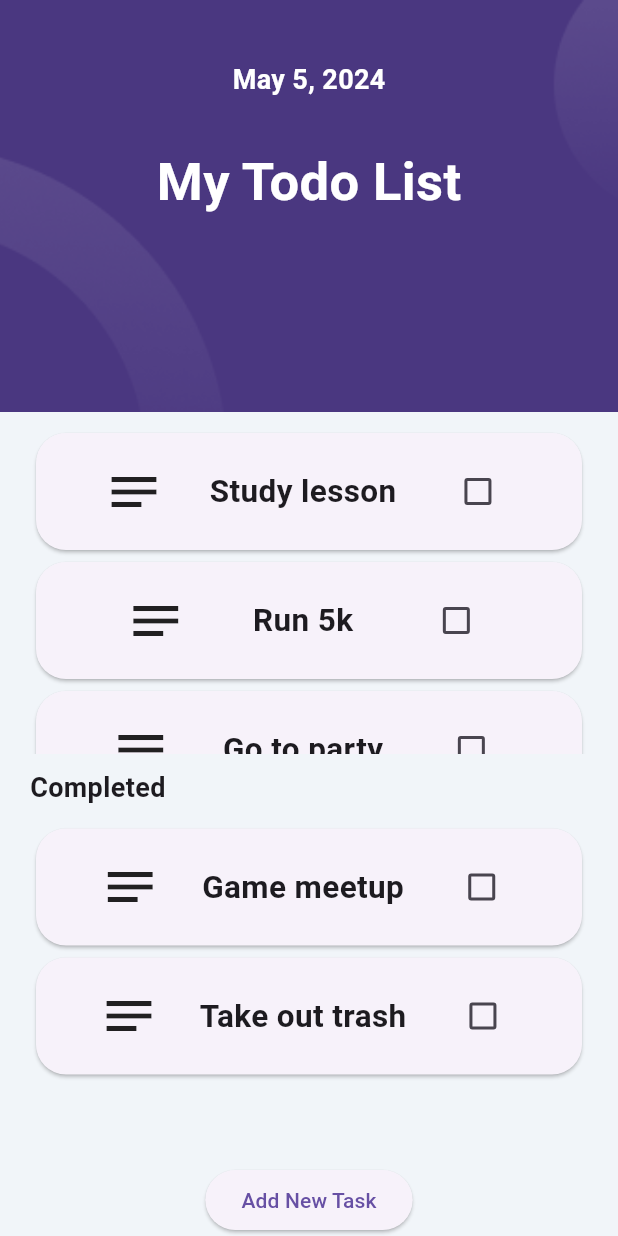
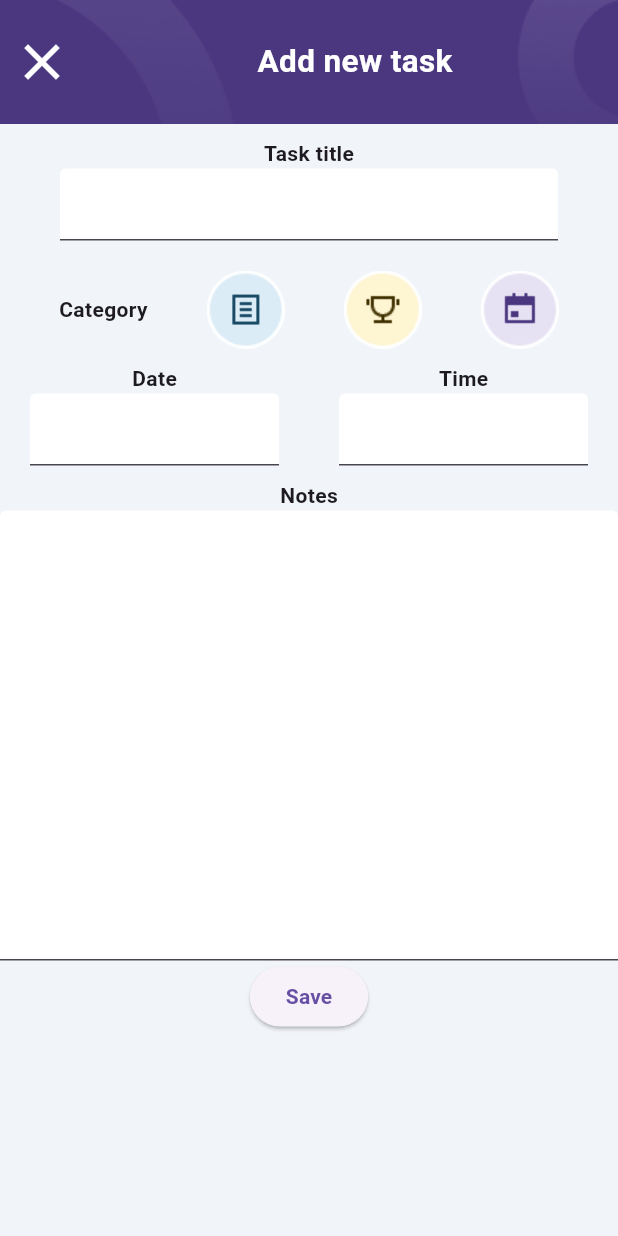
Before and after one commit to NurKole/Flutter_Todo_App, a Flutter app: the screen it shows after launch, after a tap on "Add New Task", on a phone screen of 412 x 824 dp. Run offline on Flutter 3.47's test engine with Material 3 defaults, Android fonts, the phone set to English and light mode, and no system bars; our stand-ins replace hexcolor.

Commit message:
navigation and add new task screesn design

```diff
--- a/lib/main.dart
+++ b/lib/main.dart
@@ -1,10 +1,5 @@
-import 'package:flutter/cupertino.dart';
 import 'package:flutter/material.dart';
-import 'package:flutter/rendering.dart';
-import 'package:flutter/widgets.dart';
-import 'package:hexcolor/hexcolor.dart';
-import 'package:todo_app/constants/color.dart';
-import 'package:todo_app/todoItem.dart';
+import 'package:todo_app/screens/home.dart';
 
 void main() {
   runApp(const MyApp());
@@ -17,105 +12,11 @@ class MyApp extends StatefulWidget {
   State<MyApp> createState() => _MyAppState();
 }
 
-List<String> todo = ["Study lesson", "Run 5k", "Go to party"];
-List<String> compeleted = ["Game meetup", "Take out trash"];
-
 class _MyAppState extends State<MyApp> {
   bool isChecked = false;
   @override
   Widget build(BuildContext context) {
-    double deviceWidth = MediaQuery.of(context).size.width;
-    double deviceHeight = MediaQuery.of(context).size.height;
-
-    return MaterialApp(
-      debugShowCheckedModeBanner: false,
-      home: SafeArea(
-        child: Scaffold(
-          backgroundColor: HexColor(backgroundColor),
-          body: Column(
-            children: [
-              //Header
-              Container(
-                width: deviceWidth,
-                height: deviceHeight / 3,
-                decoration: const BoxDecoration(
-                    image: DecorationImage(
-                        image: AssetImage("lib/assets/images/header.png"),
-                        fit: BoxFit.cover)),
-                child: const Column(
-                  children: [
-                    Padding(
-                      padding: EdgeInsets.only(top: 40),
-                      child: Text(
-                        "May 5, 2024",
-                        style: TextStyle(
-                            color: Colors.white,
-                            fontSize: 18,
-                            fontWeight: FontWeight.bold),
-                      ),
-                    ),
-                    Padding(
-                      padding: EdgeInsets.only(top: 30),
-                      child: Text(
-                        "My Todo List",
-                        style: TextStyle(
-                            color: Colors.white,
-                            fontSize: 35,
-                            fontWeight: FontWeight.bold),
-                      ),
-                    )
-                  ],
-                ),
-              ),
-              //Top column
-              Expanded(
-                child: Padding(
-                  padding: const EdgeInsets.fromLTRB(20, 10, 20, 10),
-                  child: SingleChildScrollView(
-                    child: ListView.builder(
-                      primary: false,
-                      shrinkWrap: true,
-                      itemCount: todo.length,
-                      itemBuilder: (context, index) {
-                        return TodoItem(title: todo[index]);
-                      },
-                    ),
-                  ),
-                ),
-              ),
-              //Completed text
-              const Padding(
-                padding: EdgeInsets.only(left: 20),
-                child: Align(
-                  alignment: Alignment.centerLeft,
-                  child: Text(
-                    "Completed",
-                    style: TextStyle(fontWeight: FontWeight.bold, fontSize: 18),
-                  ),
-                ),
-              ),
-              // bottom column
-              Expanded(
-                child: Padding(
-                  padding: const EdgeInsets.fromLTRB(20, 10, 20, 10),
-                  child: SingleChildScrollView(
-                    child: ListView.builder(
-                      primary: false,
-                      shrinkWrap: true,
-                      itemCount: compeleted.length,
-                      itemBuilder: (context, index) {
-                        return TodoItem(title: compeleted[index]);
-                      },
-                    ),
-                  ),
-                ),
-              ),
-              ElevatedButton(
-                  onPressed: () {}, child: const Text("Add New Task"))
-            ],
-          ),
-        ),
-      ),
-    );
+    return const MaterialApp(
+        debugShowCheckedModeBanner: false, home: HomeScreen());
   }
 }
--- /dev/null
+++ b/lib/screens/add_new_task.dart
@@ -0,0 +1,169 @@
+import 'package:flutter/material.dart';
+import 'package:hexcolor/hexcolor.dart';
+import 'package:todo_app/constants/color.dart';
+
+class AddNewTaskScreen extends StatelessWidget {
+  const AddNewTaskScreen({super.key});
+
+  @override
+  Widget build(BuildContext context) {
+    double deviceWidth = MediaQuery.of(context).size.width;
+    double deviceHeight = MediaQuery.of(context).size.height;
+
+    return SafeArea(
+      child: Scaffold(
+        backgroundColor: HexColor(backgroundColor),
+        body: SingleChildScrollView(
+          child: Column(
+            children: [
+              Container(
+                width: deviceWidth,
+                height: deviceHeight / 10,
+                decoration: const BoxDecoration(
+                  color: Colors.purple,
+                  image: DecorationImage(
+                      image: AssetImage(
+                          "lib/assets/images/add_new_task_header.png"),
+                      fit: BoxFit.cover),
+                ),
+                child: Row(
+                  children: [
+                    IconButton(
+                      onPressed: () {
+                        Navigator.of(context).pop();
+                      },
+                      icon: const Icon(
+                        Icons.close,
+                        size: 40,
+                        color: Colors.white,
+                      ),
+                    ),
+                    const Expanded(
+                        child: Text(
+                      " Add new task",
+                      style: TextStyle(
+                          color: Colors.white,
+                          fontWeight: FontWeight.bold,
+                          fontSize: 21),
+                      textAlign: TextAlign.center,
+                    ))
+                  ],
+                ),
+              ),
+              const Padding(
+                padding: EdgeInsets.only(top: 10),
+                child: Text("Task title",
+                    style: TextStyle(fontWeight: FontWeight.bold)),
+              ),
+              const Padding(
+                padding: EdgeInsets.symmetric(horizontal: 40),
+                child: TextField(
+                  decoration:
+                      InputDecoration(filled: true, fillColor: Colors.white),
+                ),
+              ),
+              Padding(
+                padding: const EdgeInsets.only(top: 20),
+                child: Row(
+                  mainAxisAlignment: MainAxisAlignment.spaceEvenly,
+                  children: [
+                    const Text(
+                      "Category",
+                      style: TextStyle(fontWeight: FontWeight.bold),
+                    ),
+                    GestureDetector(
+                      onTap: () {
+                        ScaffoldMessenger.of(context).showSnackBar(
+                          const SnackBar(
+                            duration: Duration(milliseconds: 300),
+                            content: Text("Category selected"),
+                          ),
+                        );
+                      },
+                      child: Image.asset("lib/assets/images/Category_1.png"),
+                    ),
+                    GestureDetector(
+                      onTap: () {
+                        ScaffoldMessenger.of(context).showSnackBar(
+                          const SnackBar(
+                            duration: Duration(milliseconds: 300),
+                            content: Text("Category selected"),
+                          ),
+                        );
+                      },
+                      child: Image.asset("lib/assets/images/Category_2.png"),
+                    ),
+                    GestureDetector(
+                      onTap: () {
+                        ScaffoldMessenger.of(context).showSnackBar(
+                          const SnackBar(
+                            duration: Duration(milliseconds: 300),
+                            content: Text("Category selected"),
+                          ),
+                        );
+                      },
+                      child: Image.asset("lib/assets/images/Category_3.png"),
+                    )
+                  ],
+                ),
+              ),
+              const Padding(
+                padding: EdgeInsets.only(top: 10),
+                child: Row(
+                  children: [
+                    Expanded(
+                      child: Column(
+                        children: [
+                          Text("Date",
+                              style: TextStyle(fontWeight: FontWeight.bold)),
+                          Padding(
+                              padding: EdgeInsets.symmetric(horizontal: 20),
+                              child: TextField(
+                                decoration: InputDecoration(
+                                    filled: true, fillColor: Colors.white),
+                              ))
+                        ],
+                      ),
+                    ),
+                    Expanded(
+                      child: Column(
+                        children: [
+                          Text("Time",
+                              style: TextStyle(fontWeight: FontWeight.bold)),
+                          Padding(
+                            padding: EdgeInsets.symmetric(horizontal: 20),
+                            child: TextField(
+                              decoration: InputDecoration(
+                                  filled: true, fillColor: Colors.white),
+                            ),
+                          )
+                        ],
+                      ),
+                    ),
+                  ],
+                ),
+              ),
+              const Padding(
+                  padding: EdgeInsets.only(top: 10),
+                  child: Text("Notes",
+                      style: TextStyle(fontWeight: FontWeight.bold))),
+              const SizedBox(
+                height: 300,
+                child: TextField(
+                  expands: true,
+                  maxLines: null,
+                  decoration:
+                      InputDecoration(filled: true, fillColor: Colors.white),
+                ),
+              ),
+              ElevatedButton(
+                  onPressed: () {},
+                  child: const Text("Save",
+                      style: TextStyle(fontWeight: FontWeight.bold)))
+            ],
+          ),
+        ),
+      ),
+    );
+  }
+}
--- /dev/null
+++ b/lib/screens/home.dart
@@ -0,0 +1,116 @@
+import 'package:flutter/material.dart';
+import 'package:hexcolor/hexcolor.dart';
+import 'package:todo_app/constants/color.dart';
+import 'package:todo_app/screens/add_new_task.dart';
+import 'package:todo_app/todoItem.dart';
+
+class HomeScreen extends StatefulWidget {
+  const HomeScreen({super.key});
+
+  @override
+  State<HomeScreen> createState() => _HomeScreenState();
+}
+
+class _HomeScreenState extends State<HomeScreen> {
+  List<String> todo = ["Study lesson", "Run 5k", "Go to party"];
+  List<String> compeleted = ["Game meetup", "Take out trash"];
+  @override
+  Widget build(BuildContext context) {
+    double deviceWidth = MediaQuery.of(context).size.width;
+    double deviceHeight = MediaQuery.of(context).size.height;
+
+    return MaterialApp(
+        home: SafeArea(
+      child: Scaffold(
+        backgroundColor: HexColor(backgroundColor),
+        body: Column(
+          children: [
+            //Header
+            Container(
+              width: deviceWidth,
+              height: deviceHeight / 3,
+              decoration: const BoxDecoration(
+                  image: DecorationImage(
+                      image: AssetImage("lib/assets/images/header.png"),
+                      fit: BoxFit.cover)),
+              child: const Column(
+                children: [
+                  Padding(
+                    padding: EdgeInsets.only(top: 40),
+                    child: Text(
+                      "May 5, 2024",
+                      style: TextStyle(
+                          color: Colors.white,
+                          fontSize: 18,
+                          fontWeight: FontWeight.bold),
+                    ),
+                  ),
+                  Padding(
+                    padding: EdgeInsets.only(top: 30),
+                    child: Text(
+                      "My Todo List",
+                      style: TextStyle(
+                          color: Colors.white,
+                          fontSize: 35,
+                          fontWeight: FontWeight.bold),
+                    ),
+                  )
+                ],
+              ),
+            ),
+            //Top column
+            Expanded(
+              child: Padding(
+                padding: const EdgeInsets.fromLTRB(20, 10, 20, 10),
+                child: SingleChildScrollView(
+                  child: ListView.builder(
+                    primary: false,
+                    shrinkWrap: true,
+                    itemCount: todo.length,
+                    itemBuilder: (context, index) {
+                      return TodoItem(title: todo[index]);
+                    },
+                  ),
+                ),
+              ),
+            ),
+            //Completed text
+            const Padding(
+              padding: EdgeInsets.only(left: 20),
+              child: Align(
+                alignment: Alignment.centerLeft,
+                child: Text(
+                  "Completed",
+                  style: TextStyle(fontWeight: FontWeight.bold, fontSize: 18),
+                ),
+              ),
+            ),
+            // bottom column
+            Expanded(
+              child: Padding(
+                padding: const EdgeInsets.fromLTRB(20, 10, 20, 10),
+                child: SingleChildScrollView(
+                  child: ListView.builder(
+                    primary: false,
+                    shrinkWrap: true,
+                    itemCount: compeleted.length,
+                    itemBuilder: (context, index) {
+                      return TodoItem(title: compeleted[index]);
+                    },
+                  ),
+                ),
+              ),
+            ),
+            ElevatedButton(
+                onPressed: () {
+                  Navigator.of(context).push(MaterialPageRoute(
+                    builder: (context) => const AddNewTaskScreen(),
+                  ));
+                },
+                child: const Text("Add New Task"))
+          ],
+        ),
+      ),
+    ));
+  }
+}
```
Also changed, not shown: lib/assets/images/Category_1.png (added), lib/assets/images/Category_2.png (added), lib/assets/images/Category_3.png (added), lib/assets/images/add_new_task_header.png (added).
